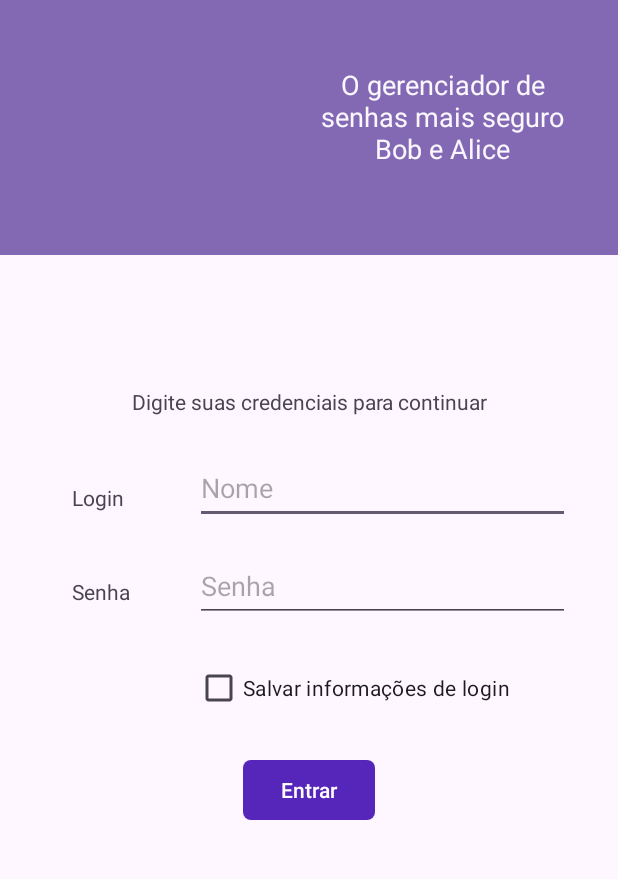
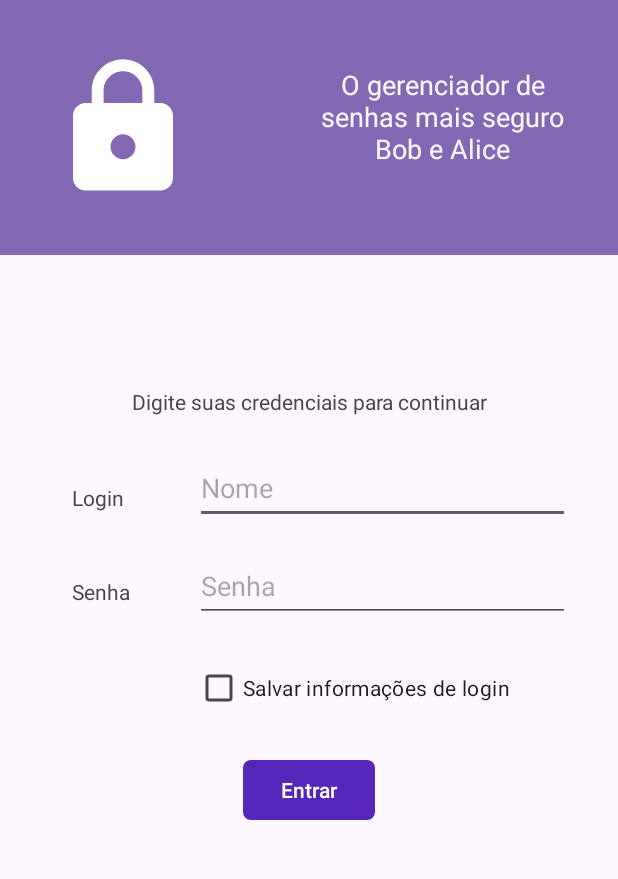
Before and after one commit to educcamara/PlainText, an Android app: the screen it shows after launch (MainActivity), on a phone screen of 412 x 824 dp, the part 96-975 px from its top. Run offline under Robolectric (Android 15) with nearby library versions, the phone set to English and light mode, and no system bars.

Commit message:
added ImageView for activity_main.xml

```diff
--- /dev/null
+++ b/app/src/main/res/drawable/lock_icon.xml
@@ -0,0 +1,5 @@
+<vector xmlns:android="http://schemas.android.com/apk/res/android" android:height="24dp" android:tint="#FFFFFF" android:viewportHeight="24" android:viewportWidth="24" android:width="24dp">
+
+    <path android:fillColor="@android:color/white" android:pathData="M18,8h-1L17,6c0,-2.76 -2.24,-5 -5,-5S7,3.24 7,6v2L6,8c-1.1,0 -2,0.9 -2,2v10c0,1.1 0.9,2 2,2h12c1.1,0 2,-0.9 2,-2L20,10c0,-1.1 -0.9,-2 -2,-2zM12,17c-1.1,0 -2,-0.9 -2,-2s0.9,-2 2,-2 2,0.9 2,2 -0.9,2 -2,2zM15.1,8L8.9,8L8.9,6c0,-1.71 1.39,-3.1 3.1,-3.1 1.71,0 3.1,1.39 3.1,3.1v2z"/>
+
+</vector>
--- a/app/src/main/res/layout/activity_main.xml
+++ b/app/src/main/res/layout/activity_main.xml
@@ -144,6 +144,17 @@
                 android:textSize="18sp"
                 app:layout_constraintEnd_toEndOf="parent"
                 app:layout_constraintTop_toTopOf="parent" />
+
+            <ImageView
+                android:id="@+id/imageView2"
+                android:layout_width="100dp"
+                android:layout_height="100dp"
+                android:layout_marginStart="32dp"
+                app:layout_constraintBottom_toBottomOf="parent"
+                app:layout_constraintStart_toStartOf="parent"
+                app:layout_constraintTop_toTopOf="parent"
+                app:srcCompat="@drawable/lock_icon" />
+
         </androidx.constraintlayout.widget.ConstraintLayout>
 
     </androidx.constraintlayout.widget.ConstraintLayout>
```
